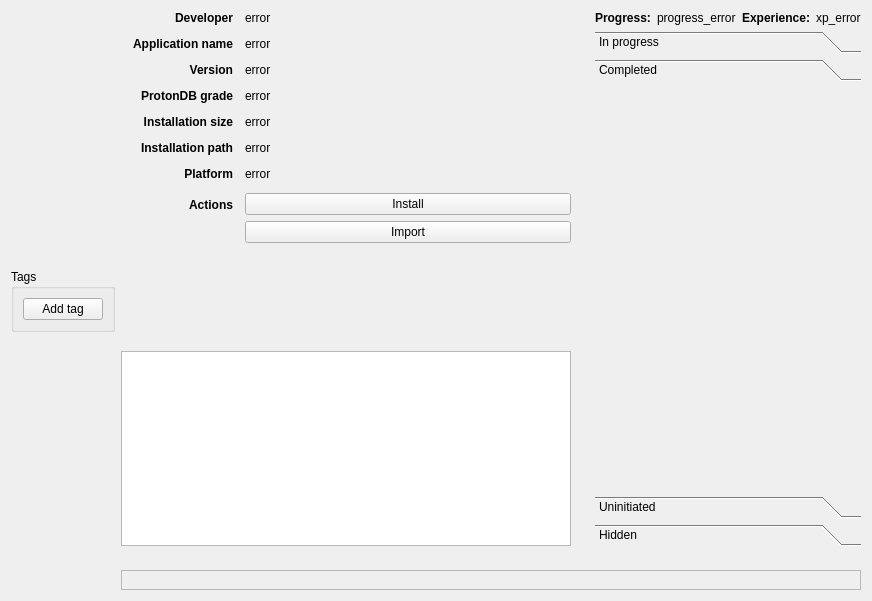
First picture: the form in rare/ui/components/tabs/library/details/details.ui, repository RareDevs/Rare, before the edit.
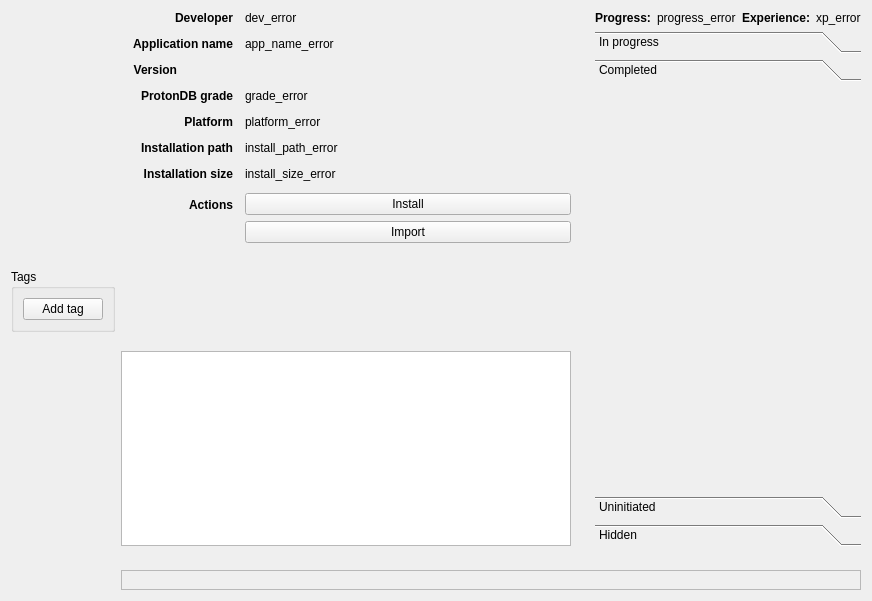
Second picture: the form after the edit. The open tabs and pages were chosen to show the change.

Commit message: GameDetails: use ElideLabel for version field

The edit to the form file:
```diff
--- a/rare/ui/components/tabs/library/details/details.ui
+++ b/rare/ui/components/tabs/library/details/details.ui
@@ -269,7 +269,7 @@
         <item row="0" column="1">
          <widget class="QLabel" name="dev">
           <property name="text">
-           <string notr="true">error</string>
+           <string notr="true">dev_error</string>
           </property>
           <property name="textInteractionFlags">
            <set>Qt::TextInteractionFlag::LinksAccessibleByMouse|Qt::TextInteractionFlag::TextSelectableByMouse</set>
@@ -300,7 +300,7 @@
         <item row="1" column="1">
          <widget class="QLabel" name="app_name">
           <property name="text">
-           <string notr="true">error</string>
+           <string notr="true">app_name_error</string>
           </property>
           <property name="textInteractionFlags">
            <set>Qt::TextInteractionFlag::LinksAccessibleByMouse|Qt::TextInteractionFlag::TextSelectableByMouse</set>
@@ -328,16 +328,6 @@
           </property>
          </widget>
         </item>
-        <item row="2" column="1">
-         <widget class="QLabel" name="version">
-          <property name="text">
-           <string notr="true">error</string>
-          </property>
-          <property name="textInteractionFlags">
-           <set>Qt::TextInteractionFlag::LinksAccessibleByMouse|Qt::TextInteractionFlag::TextSelectableByMouse</set>
-          </property>
-         </widget>
-        </item>
         <item row="3" column="0">
          <widget class="QLabel" name="grade_label">
           <property name="sizePolicy">
@@ -362,7 +352,7 @@
         <item row="3" column="1">
          <widget class="QLabel" name="grade">
           <property name="text">
-           <string notr="true">error</string>
+           <string notr="true">grade_error</string>
           </property>
           <property name="textInteractionFlags">
            <set>Qt::TextInteractionFlag::LinksAccessibleByMouse|Qt::TextInteractionFlag::TextSelectableByMouse</set>
@@ -370,7 +360,7 @@
          </widget>
         </item>
         <item row="4" column="0">
-         <widget class="QLabel" name="install_size_label">
+         <widget class="QLabel" name="platform_label">
           <property name="sizePolicy">
            <sizepolicy hsizetype="Fixed" vsizetype="Preferred">
             <horstretch>0</horstretch>
@@ -383,7 +373,7 @@
            </font>
           </property>
           <property name="text">
-           <string>Installation size</string>
+           <string>Platform</string>
           </property>
           <property name="alignment">
            <set>Qt::AlignmentFlag::AlignRight|Qt::AlignmentFlag::AlignTrailing|Qt::AlignmentFlag::AlignVCenter</set>
@@ -391,12 +381,9 @@
          </widget>
         </item>
         <item row="4" column="1">
-         <widget class="QLabel" name="install_size">
+         <widget class="QLabel" name="platform">
           <property name="text">
-           <string notr="true">error</string>
-          </property>
-          <property name="textInteractionFlags">
-           <set>Qt::TextInteractionFlag::LinksAccessibleByMouse|Qt::TextInteractionFlag::TextSelectableByMouse</set>
+           <string notr="true">platform_error</string>
           </property>
          </widget>
         </item>
@@ -424,7 +411,7 @@
         <item row="5" column="1">
          <widget class="QLabel" name="install_path">
           <property name="text">
-           <string notr="true">error</string>
+           <string notr="true">install_path_error</string>
           </property>
           <property name="wordWrap">
            <bool>true</bool>
@@ -435,7 +422,7 @@
          </widget>
         </item>
         <item row="6" column="0">
-         <widget class="QLabel" name="platform_label">
+         <widget class="QLabel" name="install_size_label">
           <property name="sizePolicy">
            <sizepolicy hsizetype="Fixed" vsizetype="Preferred">
             <horstretch>0</horstretch>
@@ -448,7 +435,7 @@
            </font>
           </property>
           <property name="text">
-           <string>Platform</string>
+           <string>Installation size</string>
           </property>
           <property name="alignment">
            <set>Qt::AlignmentFlag::AlignRight|Qt::AlignmentFlag::AlignTrailing|Qt::AlignmentFlag::AlignVCenter</set>
@@ -456,9 +443,12 @@
          </widget>
         </item>
         <item row="6" column="1">
-         <widget class="QLabel" name="platform">
+         <widget class="QLabel" name="install_size">
           <property name="text">
-           <string notr="true">error</string>
+           <string notr="true">install_size_error</string>
+          </property>
+          <property name="textInteractionFlags">
+           <set>Qt::TextInteractionFlag::LinksAccessibleByMouse|Qt::TextInteractionFlag::TextSelectableByMouse</set>
           </property>
          </widget>
         </item>
```
Left out of the diff: 6 changed lines with no effect on the pictures. The commit also changes 2 other files.
